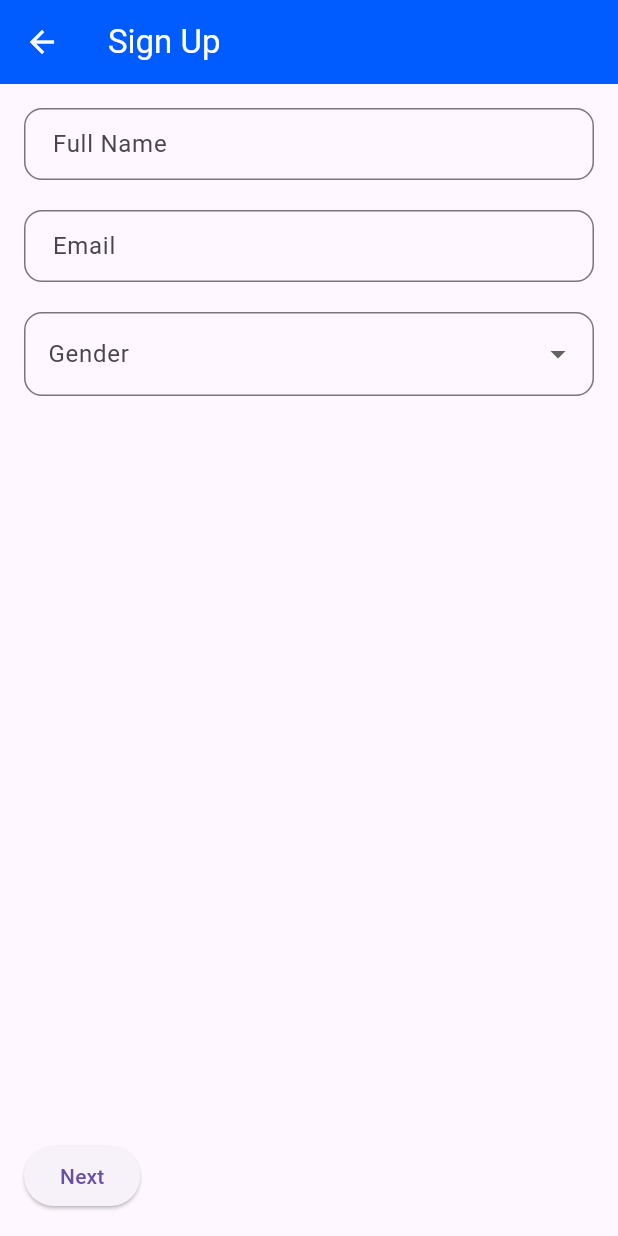
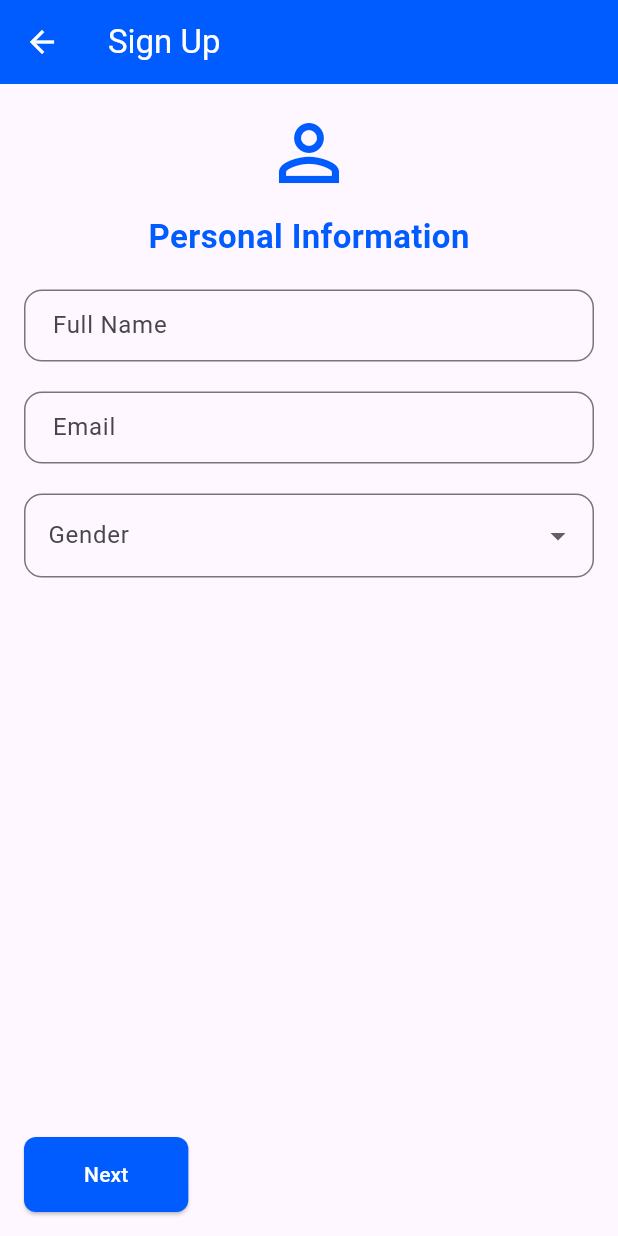
Before and after one commit to johnassefatheeth/eqube, a Flutter app: the SignUpPage screen opened directly, on a phone screen of 412 x 824 dp. Run offline on Flutter 3.47's test engine with Material 3 defaults, Android fonts, the phone set to English and light mode, and no system bars; our stand-ins replace carousel_slider, curved_navigation_bar, image_picker, shared_preferences, smooth_page_indicator; missing offline and left inert: dart:html; accounts and stored records are empty.

Commit message:
style: enhance signup page layout with section headers and improve button styles

```diff
--- a/lib/pages/auth/signup.dart
+++ b/lib/pages/auth/signup.dart
@@ -149,6 +149,16 @@ class _SignUpPageState extends State<SignUpPage> with SingleTickerProviderStateM
   Widget _buildPersonalInfoPage() {
     return ListView(
       children: <Widget>[
+        Column(
+          children: [
+            Icon(Icons.person_outline, size: 60, color: Color(0xFF005CFF)),
+            SizedBox(height: 10),
+            Text(
+              'Personal Information',
+              style: TextStyle(fontSize: 22, fontWeight: FontWeight.bold, color: Color(0xFF005CFF))),
+            SizedBox(height: 20),
+          ],
+        ),
         FadeTransition(
           opacity: _animation,
           child: Container(
@@ -210,13 +220,23 @@ class _SignUpPageState extends State<SignUpPage> with SingleTickerProviderStateM
             ),
           ),
         ),
-    ],
+      ],
     );
   }
 
   Widget _buildContactInfoPage() {
     return ListView(
       children: <Widget>[
+        Column(
+          children: [
+            Icon(Icons.phone_android, size: 60, color: Color(0xFF005CFF)),
+            SizedBox(height: 10),
+            Text(
+              'Contact Information',
+              style: TextStyle(fontSize: 22, fontWeight: FontWeight.bold, color: Color(0xFF005CFF))),
+            SizedBox(height: 20),
+          ],
+        ),
         FadeTransition(
           opacity: _animation,
           child: Container(
@@ -280,6 +300,16 @@ class _SignUpPageState extends State<SignUpPage> with SingleTickerProviderStateM
   Widget _buildAddressPage() {
     return ListView(
       children: <Widget>[
+        Column(
+          children: [
+            Icon(Icons.home_outlined, size: 60, color: Color(0xFF005CFF)),
+            SizedBox(height: 10),
+            Text(
+              'Address Information',
+              style: TextStyle(fontSize: 22, fontWeight: FontWeight.bold, color: Color(0xFF005CFF))),
+            SizedBox(height: 20),
+          ],
+        ),
         FadeTransition(
           opacity: _animation,
           child: Container(
@@ -388,6 +418,7 @@ class _SignUpPageState extends State<SignUpPage> with SingleTickerProviderStateM
                   ],
                 ),
               ),
+              SizedBox(height: 20),
               Row(
                 mainAxisAlignment: MainAxisAlignment.spaceBetween,
                 children: <Widget>[
@@ -399,7 +430,15 @@ class _SignUpPageState extends State<SignUpPage> with SingleTickerProviderStateM
                           curve: Curves.easeInOut,
                         );
                       },
-                      child: Text('Prev'),
+                      child: Text('Prev',
+                          style: TextStyle(color: Colors.white)),
+                      style: ElevatedButton.styleFrom(
+                        backgroundColor: Color(0xFF005CFF),
+                        padding: EdgeInsets.symmetric(horizontal: 40, vertical: 15),
+                        shape: RoundedRectangleBorder(
+                          borderRadius: BorderRadius.circular(8),
+                        ),
+                      ),
                     ),
                   if (_currentPage < 2)
                     ElevatedButton(
@@ -409,20 +448,28 @@ class _SignUpPageState extends State<SignUpPage> with SingleTickerProviderStateM
                           curve: Curves.easeInOut,
                         );
                       },
-                      child: Text('Next'),
+                      child: Text('Next'
+                          ,style: TextStyle(color: Colors.white)),
+                      style: ElevatedButton.styleFrom(
+                        backgroundColor: Color(0xFF005CFF),
+                        padding: EdgeInsets.symmetric(horizontal: 40, vertical: 15),
+                        shape: RoundedRectangleBorder(
+                          borderRadius: BorderRadius.circular(8),
+                        ),
+                      ),
                     ),
                   if (_currentPage == 2)
                     ElevatedButton(
                       onPressed: _signUp,
                       child: Text(
-                        'Sign Up',
+                        'Submit',
                         style: TextStyle(color: Colors.white),
                       ),
                       style: ElevatedButton.styleFrom(
                         backgroundColor: Color(0xFF005CFF),
-                        padding: EdgeInsets.symmetric(horizontal: 100, vertical: 20),
+                        padding: EdgeInsets.symmetric(horizontal: 40, vertical: 15),
                         shape: RoundedRectangleBorder(
-                          borderRadius: BorderRadius.circular(30),
+                          borderRadius: BorderRadius.circular(8),
                         ),
                       ),
                     ),
```
